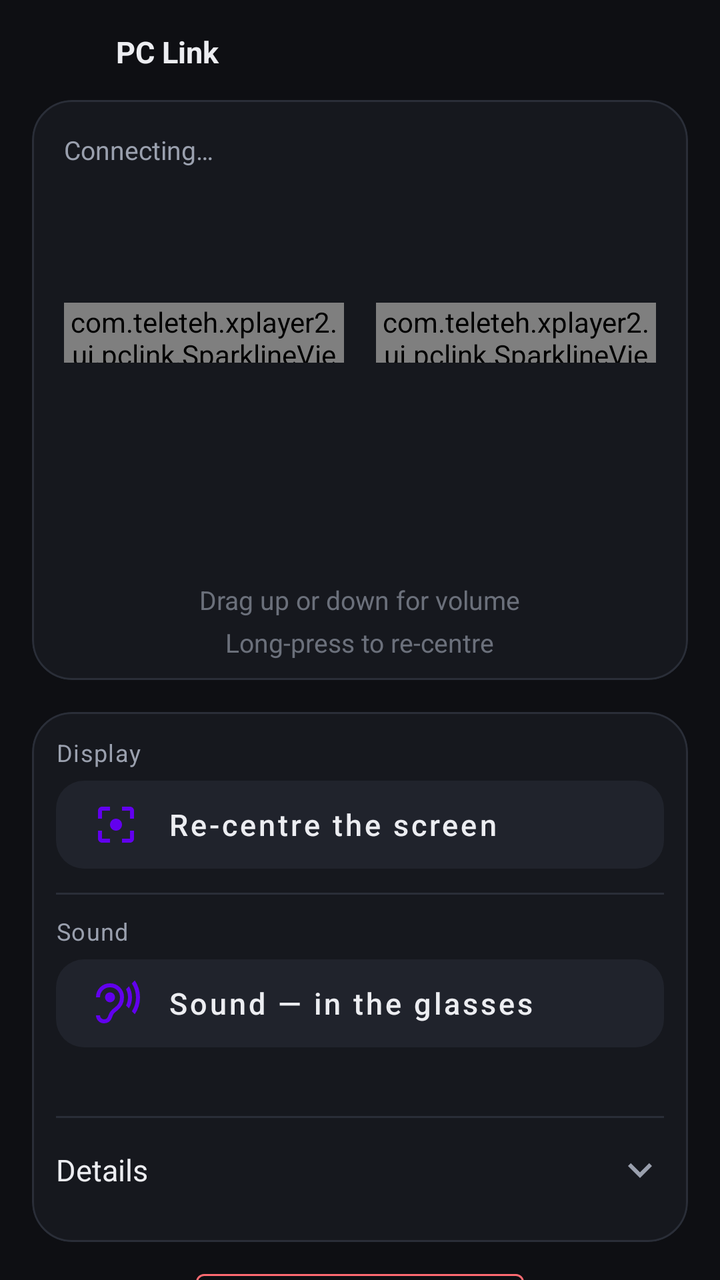
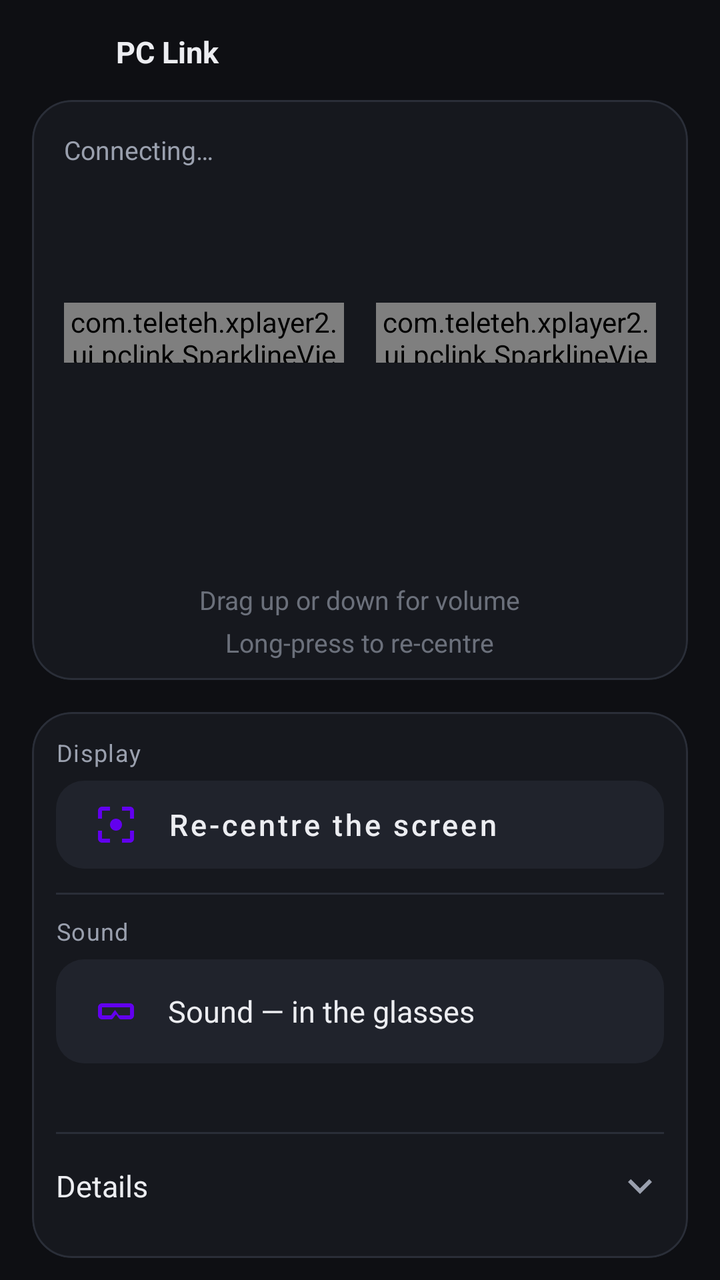

Before-and-after screenshots of an Android layout around one commit, followed by the original layout XML and the change that was made.
<!-- AndroidManifest.xml: activity theme Theme.XPlayer2 -->
<!-- res/layout/activity_pc_link_remote.xml -->
<?xml version="1.0" encoding="utf-8"?>
<LinearLayout xmlns:android="http://schemas.android.com/apk/res/android"
    xmlns:app="http://schemas.android.com/apk/res-auto"
    android:layout_width="match_parent"
    android:layout_height="match_parent"
    android:orientation="vertical"
    android:background="@color/rc_bg"
    android:fitsSystemWindows="true">

    
    <LinearLayout
        android:layout_width="match_parent"
        android:layout_height="wrap_content"
        android:orientation="horizontal"
        android:gravity="center_vertical"
        android:paddingStart="16dp"
        android:paddingEnd="16dp"
        android:paddingTop="10dp"
        android:paddingBottom="8dp">

        <ImageView
            android:layout_width="32dp"
            android:layout_height="32dp"
            android:src="@mipmap/ic_launcher"
            android:layout_marginEnd="10dp"
            android:contentDescription="@null" />

        <TextView
            android:id="@+id/tvTitle"
            android:layout_width="0dp"
            android:layout_height="wrap_content"
            android:layout_weight="1"
            android:textColor="@color/rc_on_surface"
            android:textSize="15sp"
            android:textStyle="bold"
            android:maxLines="1"
            android:ellipsize="end"
            android:text="@string/pclink_title" />
    </LinearLayout>

    
    <com.google.android.material.card.MaterialCardView
        android:layout_width="match_parent"
        android:layout_height="0dp"
        android:layout_weight="1"
        android:layout_marginStart="16dp"
        android:layout_marginEnd="16dp"
        android:layout_marginBottom="10dp"
        app:cardBackgroundColor="@color/rc_card"
        app:cardCornerRadius="20dp"
        app:cardElevation="0dp"
        app:strokeColor="@color/rc_outline"
        app:strokeWidth="1dp">

        <FrameLayout
            android:id="@+id/surface"
            android:layout_width="match_parent"
            android:layout_height="match_parent">

            <LinearLayout
                android:layout_width="match_parent"
                android:layout_height="wrap_content"
                android:orientation="vertical"
                android:padding="16dp">

                <TextView
                    android:id="@+id/tvLinkState"
                    android:layout_width="match_parent"
                    android:layout_height="wrap_content"
                    android:textColor="@color/rc_secondary"
                    android:textSize="13sp"
                    android:maxLines="1"
                    android:ellipsize="end"
                    android:text="@string/pclink_state_connecting" />

                <LinearLayout
                    android:layout_width="match_parent"
                    android:layout_height="wrap_content"
                    android:orientation="horizontal"
                    android:baselineAligned="false"
                    android:layout_marginTop="14dp">

                    <include
                        android:id="@+id/chipFps"
                        layout="@layout/view_pclink_stat_chip"
                        android:layout_width="0dp"
                        android:layout_height="wrap_content"
                        android:layout_weight="1"
                        android:layout_marginEnd="8dp" />

                    <include
                        android:id="@+id/chipBitrate"
                        layout="@layout/view_pclink_stat_chip"
                        android:layout_width="0dp"
                        android:layout_height="wrap_content"
                        android:layout_weight="1"
                        android:layout_marginStart="8dp" />
                </LinearLayout>
            </LinearLayout>

            
            <TextView
                android:id="@+id/tvSurfaceHint"
                android:layout_width="wrap_content"
                android:layout_height="wrap_content"
                android:layout_gravity="bottom|center_horizontal"
                android:layout_marginBottom="10dp"
                android:gravity="center"
                android:text="@string/pclink_remote_surface_hint"
                android:textColor="@color/rc_secondary"
                android:textSize="13sp"
                android:alpha="0.65"
                android:lineSpacingExtra="6dp" />

            
            <TextView
                android:id="@+id/tvSurfaceFeedback"
                android:layout_width="match_parent"
                android:layout_height="wrap_content"
                android:layout_gravity="center"
                android:gravity="center"
                android:maxLines="1"
                android:ellipsize="end"
                android:paddingStart="12dp"
                android:paddingEnd="12dp"
                android:textColor="@color/rc_on_surface"
                android:textSize="40sp"
                android:textStyle="bold"
                android:alpha="0" />
        </FrameLayout>
    </com.google.android.material.card.MaterialCardView>

    <ScrollView
        android:layout_width="match_parent"
        android:layout_height="0dp"
        android:layout_weight="1"
        android:fillViewport="true"
        android:scrollbars="none">

        <LinearLayout
            android:layout_width="match_parent"
            android:layout_height="wrap_content"
            android:orientation="vertical"
            android:paddingStart="16dp"
            android:paddingEnd="16dp"
            android:paddingTop="6dp"
            android:paddingBottom="14dp">

            <com.google.android.material.card.MaterialCardView
                android:layout_width="match_parent"
                android:layout_height="wrap_content"
                android:layout_marginBottom="10dp"
                app:cardBackgroundColor="@color/rc_card"
                app:cardCornerRadius="20dp"
                app:cardElevation="0dp"
                app:strokeColor="@color/rc_outline"
                app:strokeWidth="1dp">

                <LinearLayout
                    android:layout_width="match_parent"
                    android:layout_height="wrap_content"
                    android:orientation="vertical"
                    android:padding="12dp">

                    <TextView
                        android:layout_width="wrap_content"
                        android:layout_height="wrap_content"
                        android:layout_marginBottom="6dp"
                        android:text="@string/remote_section_display"
                        android:textAppearance="@style/TextAppearance.XPlayer.Section" />

                    
                    <com.google.android.material.button.MaterialButton
                        android:id="@+id/btnRecenter"
                        style="@style/Widget.XPlayer.RemoteRow"
                        android:layout_width="match_parent"
                        android:layout_height="44dp"
                        android:text="@string/pclink_recenter"
                        app:icon="@drawable/ic_recenter_24" />

                    <View
                        android:layout_width="match_parent"
                        android:layout_height="1dp"
                        android:layout_marginTop="12dp"
                        android:layout_marginBottom="10dp"
                        android:background="@color/rc_outline" />

                    <TextView
                        android:layout_width="wrap_content"
                        android:layout_height="wrap_content"
                        android:layout_marginBottom="6dp"
                        android:text="@string/pclink_section_audio"
                        android:textAppearance="@style/TextAppearance.XPlayer.Section" />

                    
                    <com.google.android.material.button.MaterialButton
                        android:id="@+id/btnAudioRoute"
                        style="@style/Widget.XPlayer.RemoteRow"
                        android:layout_width="match_parent"
                        android:layout_height="44dp"
                        android:text="@string/pclink_audio_to_glasses"
                        android:checkable="true"
                        app:icon="@drawable/ear_sound_24px" />

                    <TextView
                        android:id="@+id/tvAudioHint"
                        android:layout_width="match_parent"
                        android:layout_height="wrap_content"
                        android:layout_marginTop="6dp"
                        android:textColor="@color/rc_secondary"
                        android:textSize="12sp" />

                    <View
                        android:layout_width="match_parent"
                        android:layout_height="1dp"
                        android:layout_marginTop="12dp"
                        android:layout_marginBottom="2dp"
                        android:background="@color/rc_outline" />

                    
                    <LinearLayout
                        android:id="@+id/rowDetails"
                        android:layout_width="match_parent"
                        android:layout_height="wrap_content"
                        android:orientation="horizontal"
                        android:gravity="center_vertical"
                        android:minHeight="48dp"
                        android:background="?attr/selectableItemBackground"
                        android:clickable="true"
                        android:focusable="true">

                        <TextView
                            android:layout_width="0dp"
                            android:layout_height="wrap_content"
                            android:layout_weight="1"
                            android:text="@string/pclink_stats_details"
                            android:textColor="@color/rc_on_surface"
                            android:textSize="15sp" />

                        <ImageView
                            android:id="@+id/ivDetailsChevron"
                            android:layout_width="24dp"
                            android:layout_height="24dp"
                            android:importantForAccessibility="no"
                            android:tint="@color/rc_secondary"
                            android:src="@drawable/ic_chevron_down_24" />
                    </LinearLayout>

                    <LinearLayout
                        android:id="@+id/boxDetails"
                        android:layout_width="match_parent"
                        android:layout_height="wrap_content"
                        android:orientation="vertical"
                        android:visibility="gone" />
                </LinearLayout>
            </com.google.android.material.card.MaterialCardView>

            <LinearLayout
                android:layout_width="match_parent"
                android:layout_height="wrap_content"
                android:orientation="horizontal">

                <Space
                    android:layout_width="0dp"
                    android:layout_height="1dp"
                    android:layout_weight="1" />

                <com.google.android.material.button.MaterialButton
                    android:id="@+id/btnStop"
                    style="@style/Widget.MaterialComponents.Button.OutlinedButton"
                    android:layout_width="0dp"
                    android:layout_height="44dp"
                    android:layout_weight="2"
                    android:text="@string/pclink_disconnect"
                    android:textAllCaps="false"
                    android:textColor="@color/rc_danger"
                    app:icon="@drawable/ic_stop"
                    app:iconTint="@color/rc_danger"
                    app:iconGravity="textStart"
                    app:strokeColor="@color/rc_danger" />

                <Space
                    android:layout_width="0dp"
                    android:layout_height="1dp"
                    android:layout_weight="1" />
            </LinearLayout>
        </LinearLayout>
    </ScrollView>
</LinearLayout>
<!-- res/layout/view_pclink_stat_chip.xml (included above) -->
<?xml version="1.0" encoding="utf-8"?>
<LinearLayout xmlns:android="http://schemas.android.com/apk/res/android"
    android:layout_width="match_parent"
    android:layout_height="wrap_content"
    android:orientation="vertical"
    android:focusable="false"
    android:importantForAccessibility="yes">

    <TextView
        android:id="@+id/tvChipTitle"
        android:layout_width="match_parent"
        android:layout_height="wrap_content"
        android:textSize="12sp"
        android:textColor="@color/rc_secondary"
        android:maxLines="1"
        android:ellipsize="end" />

    <TextView
        android:id="@+id/tvChipValue"
        android:layout_width="match_parent"
        android:layout_height="wrap_content"
        android:layout_marginTop="2dp"
        android:textSize="22sp"
        android:textStyle="bold"
        android:textColor="@color/rc_on_surface"
        android:fontFamily="sans-serif-medium"
        android:maxLines="1"
        android:ellipsize="end" />

    <com.teleteh.xplayer2.ui.pclink.SparklineView
        android:id="@+id/sparkline"
        android:layout_width="match_parent"
        android:layout_height="30dp"
        android:layout_marginTop="6dp" />

</LinearLayout>
<!-- resources referenced by this layout -->
<resources>
  <color name="rc_bg">#0E0F13</color>
  <color name="rc_card">#16181E</color>
  <color name="rc_danger">#FF6B72</color>
  <color name="rc_on_surface">#ECEDF1</color>
  <color name="rc_outline">#2A2E38</color>
  <color name="rc_secondary">#9AA0AE</color>
  <!-- drawable ear_sound_24px (drawable) -->
  <vector xmlns:android="http://schemas.android.com/apk/res/android"
      android:width="24dp"
      android:height="24dp"
      android:viewportWidth="960"
      android:viewportHeight="960"
      android:tint="?attr/colorControlNormal">
    <path
        android:fillColor="@android:color/white"
        android:pathData="M240,880Q302,880 341.5,849Q381,818 402,758Q419,708 434.5,688Q450,668 506,624Q568,574 604,511Q640,448 640,360Q640,241 559.5,160.5Q479,80 360,80Q241,80 160.5,160.5Q80,241 80,360L160,360Q160,275 217.5,217.5Q275,160 360,160Q445,160 502.5,217.5Q560,275 560,360Q560,428 533,476Q506,524 456,562Q404,600 375,636Q346,672 332,714Q318,758 298.5,779Q279,800 240,800Q207,800 183.5,776.5Q160,753 160,720L80,720Q80,786 127,833Q174,880 240,880ZM360,460Q402,460 431,430.5Q460,401 460,360Q460,318 431,289Q402,260 360,260Q318,260 289,289Q260,318 260,360Q260,401 289,430.5Q318,460 360,460ZM740,581L681,522Q700,485 710,444.5Q720,404 720,360Q720,316 710,276Q700,236 681,199L740,140Q769,189 784.5,244.5Q800,300 800,360Q800,421 784.5,476.5Q769,532 740,581ZM857,697L798,639Q837,579 858.5,509Q880,439 880,362Q880,284 858,213.5Q836,143 797,83L857,23Q906,95 933,180.5Q960,266 960,360Q960,454 933,539.5Q906,625 857,697Z"/>
  </vector>
  <!-- drawable ic_stop (drawable) -->
  <vector xmlns:android="http://schemas.android.com/apk/res/android"
      android:width="24dp"
      android:height="24dp"
      android:viewportWidth="24"
      android:viewportHeight="24"
      android:tint="?attr/colorControlNormal">
      <path
          android:fillColor="@android:color/white"
          android:pathData="M6,6h12v12H6z"/>
  </vector>
  <!-- mipmap ic_launcher (mipmap-anydpi) -->
  <?xml version="1.0" encoding="utf-8"?>
  <adaptive-icon xmlns:android="http://schemas.android.com/apk/res/android">
      <background android:drawable="@drawable/ic_launcher_background" />
      <foreground android:drawable="@drawable/ic_launcher_foreground_bitmap" />
      <monochrome android:drawable="@drawable/ic_launcher_monochrome" />
  </adaptive-icon>
  <string name="pclink_audio_to_glasses">Sound — in the glasses</string>
  <string name="pclink_disconnect">Disconnect</string>
  <string name="pclink_recenter">Re-centre the screen</string>
  <string name="pclink_remote_surface_hint">Drag up or down for volume\nLong-press to re-centre</string>
  <string name="pclink_section_audio">Sound</string>
  <string name="pclink_state_connecting">Connecting…</string>
  <string name="pclink_stats_details">Details</string>
  <string name="pclink_title">PC Link</string>
  <string name="remote_section_display">Display</string>
  <style name="TextAppearance.XPlayer.Section" parent="TextAppearance.MaterialComponents.Overline">
          <item name="android:textColor">@color/rc_secondary</item>
          <item name="android:textSize">12sp</item>
          <item name="android:letterSpacing">0.04</item>
          <item name="android:textAllCaps">false</item>
      </style>
  <!-- drawable ic_launcher_background (drawable) -->
  <?xml version="1.0" encoding="utf-8"?>
  <shape xmlns:android="http://schemas.android.com/apk/res/android"
      android:shape="rectangle">
      <solid android:color="@color/purple_200" />
  </shape>
  <color name="rc_row">#20232C</color>
  <color name="brand_accent">#7C4DFF</color>
  <color name="brand_accent_dark">#5E35F1</color>
  <color name="white">#FFFFFFFF</color>
  <color name="teal_200">#FF03DAC5</color>
  <color name="teal_700">#FF018786</color>
  <color name="black">#FF000000</color>
  <color name="purple_200">#FFBB86FC</color>
  <!-- unchanged entries left out for length: 7 -->
</resources>

<!-- the commit's change to res/layout/activity_pc_link_remote.xml (unified diff, before → after) -->
@@ -193,14 +193,47 @@
                         android:textAppearance="@style/TextAppearance.XPlayer.Section" />
 
                     
-                    <com.google.android.material.button.MaterialButton
+                    <LinearLayout
                         android:id="@+id/btnAudioRoute"
-                        style="@style/Widget.XPlayer.RemoteRow"
-                        android:layout_width="match_parent"
-                        android:layout_height="44dp"
-                        android:text="@string/pclink_audio_to_glasses"
-                        android:checkable="true"
-                        app:icon="@drawable/ear_sound_24px" />
+                        android:layout_width="match_parent"
+                        android:layout_height="52dp"
+                        android:orientation="horizontal"
+                        android:gravity="center_vertical"
+                        android:paddingStart="18dp"
+                        android:paddingEnd="12dp"
+                        android:background="@drawable/rc_row_background"
+                        android:clickable="true"
+                        android:focusable="true">
+
+                        <ImageView
+                            android:id="@+id/ivAudioRoute"
+                            android:layout_width="24dp"
+                            android:layout_height="24dp"
+                            android:importantForAccessibility="no"
+                            app:tint="?attr/colorPrimary"
+                            android:src="@drawable/ic_glasses" />
+
+                        <TextView
+                            android:id="@+id/tvAudioRoute"
+                            android:layout_width="0dp"
+                            android:layout_height="wrap_content"
+                            android:layout_weight="1"
+                            android:layout_marginStart="14dp"
+                            android:maxLines="1"
+                            android:ellipsize="end"
+                            android:textColor="@color/rc_on_surface"
+                            android:textSize="15sp"
+                            android:text="@string/pclink_audio_to_glasses" />
+
+                        <com.google.android.material.materialswitch.MaterialSwitch
+                            android:id="@+id/swAudioRoute"
+                            android:layout_width="wrap_content"
+                            android:layout_height="wrap_content"
+                            android:clickable="false"
+                            android:focusable="false"
+                            android:duplicateParentState="true"
+                            android:importantForAccessibility="no" />
+                    </LinearLayout>
 
                     <TextView
                         android:id="@+id/tvAudioHint"
<!-- resource entries referenced after the edit -->
@@ -6,16 +6,17 @@
   <color name="rc_on_surface">#ECEDF1</color>
   <color name="rc_outline">#2A2E38</color>
   <color name="rc_secondary">#9AA0AE</color>
-  <!-- drawable ear_sound_24px (drawable) -->
+  <!-- drawable ic_glasses (drawable) -->
   <vector xmlns:android="http://schemas.android.com/apk/res/android"
       android:width="24dp"
       android:height="24dp"
-      android:viewportWidth="960"
-      android:viewportHeight="960"
+      android:viewportWidth="24"
+      android:viewportHeight="24"
       android:tint="?attr/colorControlNormal">
-    <path
-        android:fillColor="@android:color/white"
-        android:pathData="M240,880Q302,880 341.5,849Q381,818 402,758Q419,708 434.5,688Q450,668 506,624Q568,574 604,511Q640,448 640,360Q640,241 559.5,160.5Q479,80 360,80Q241,80 160.5,160.5Q80,241 80,360L160,360Q160,275 217.5,217.5Q275,160 360,160Q445,160 502.5,217.5Q560,275 560,360Q560,428 533,476Q506,524 456,562Q404,600 375,636Q346,672 332,714Q318,758 298.5,779Q279,800 240,800Q207,800 183.5,776.5Q160,753 160,720L80,720Q80,786 127,833Q174,880 240,880ZM360,460Q402,460 431,430.5Q460,401 460,360Q460,318 431,289Q402,260 360,260Q318,260 289,289Q260,318 260,360Q260,401 289,430.5Q318,460 360,460ZM740,581L681,522Q700,485 710,444.5Q720,404 720,360Q720,316 710,276Q700,236 681,199L740,140Q769,189 784.5,244.5Q800,300 800,360Q800,421 784.5,476.5Q769,532 740,581ZM857,697L798,639Q837,579 858.5,509Q880,439 880,362Q880,284 858,213.5Q836,143 797,83L857,23Q906,95 933,180.5Q960,266 960,360Q960,454 933,539.5Q906,625 857,697Z"/>
+      
+      <path
+          android:fillColor="@android:color/white"
+          android:pathData="M3,10C3,8.9 3.9,8 5,8h14c1.1,0 2,0.9 2,2v4c0,1.1 -0.9,2 -2,2h-4.5c-0.4,0 -0.8,-0.2 -1,-0.5L12,13.5l-1.5,2C10.3,15.8 9.9,16 9.5,16H5c-1.1,0 -2,-0.9 -2,-2V10zM5,10v4h4.5l2,-2.7l2,2.7H19v-4H5z"/>
   </vector>
   <!-- drawable ic_stop (drawable) -->
   <vector xmlns:android="http://schemas.android.com/apk/res/android"
@@ -28,6 +29,21 @@
           android:fillColor="@android:color/white"
           android:pathData="M6,6h12v12H6z"/>
   </vector>
+  <!-- drawable rc_row_background (drawable) -->
+  <selector xmlns:android="http://schemas.android.com/apk/res/android">
+      <item android:state_pressed="true">
+          <shape android:shape="rectangle">
+              <solid android:color="@color/rc_row_pressed" />
+              <corners android:radius="14dp" />
+          </shape>
+      </item>
+      <item>
+          <shape android:shape="rectangle">
+              <solid android:color="@color/rc_row" />
+              <corners android:radius="14dp" />
+          </shape>
+      </item>
+  </selector>
   <!-- mipmap ic_launcher (mipmap-anydpi) -->
   <?xml version="1.0" encoding="utf-8"?>
   <adaptive-icon xmlns:android="http://schemas.android.com/apk/res/android">
@@ -50,6 +66,7 @@
           <item name="android:letterSpacing">0.04</item>
           <item name="android:textAllCaps">false</item>
       </style>
+  <color name="rc_row_pressed">#2A2E39</color>
   <!-- drawable ic_launcher_background (drawable) -->
   <?xml version="1.0" encoding="utf-8"?>
   <shape xmlns:android="http://schemas.android.com/apk/res/android"
